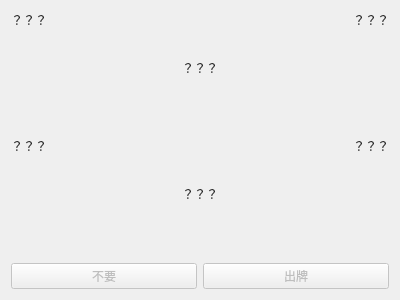
First picture: the form in ui/Game.ui, repository UNIDY2002/Doudizhu, before the edit.
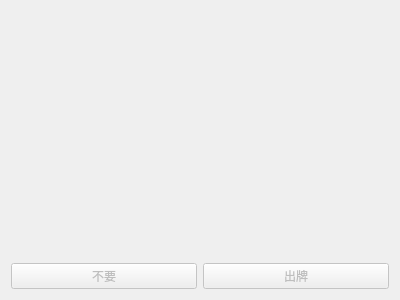
Second picture: the form after the edit.

What changed in the file:
```diff
--- a/ui/Game.ui
+++ b/ui/Game.ui
@@ -18,9 +18,6 @@
     <layout class="QHBoxLayout" name="meta">
      <item>
       <widget class="QLabel" name="upper">
-       <property name="text">
-        <string>？？？</string>
-       </property>
        <property name="alignment">
         <set>Qt::AlignLeft</set>
        </property>
@@ -28,9 +25,6 @@
      </item>
      <item>
       <widget class="QLabel" name="dipai">
-       <property name="text">
-        <string>？？？</string>
-       </property>
        <property name="alignment">
         <set>Qt::AlignCenter</set>
        </property>
@@ -38,9 +32,6 @@
      </item>
      <item>
       <widget class="QLabel" name="lower">
-       <property name="text">
-        <string>？？？</string>
-       </property>
        <property name="alignment">
         <set>Qt::AlignRight</set>
        </property>
@@ -59,9 +50,6 @@
     <layout class="QHBoxLayout" name="messages">
      <item>
       <widget class="QLabel" name="upperMessage">
-       <property name="text">
-        <string>？？？</string>
-       </property>
        <property name="alignment">
         <set>Qt::AlignLeft</set>
        </property>
@@ -69,9 +57,6 @@
      </item>
      <item>
       <widget class="QLabel" name="myMessage">
-       <property name="text">
-        <string>？？？</string>
-       </property>
        <property name="alignment">
         <set>Qt::AlignCenter</set>
        </property>
@@ -79,9 +64,6 @@
      </item>
      <item>
       <widget class="QLabel" name="lowerMessage">
-       <property name="text">
-        <string>？？？</string>
-       </property>
        <property name="alignment">
         <set>Qt::AlignRight</set>
        </property>
```
